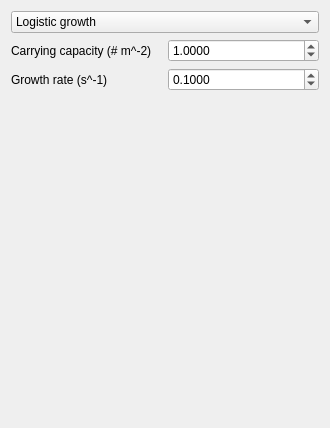
Above: Tools/ToolMutualismBreakdowner/qtseagrassgrowthfunctionwidget.ui from richelbilderbeek/ProjectRichelBilderbeek before the change. Below: the same form after it.
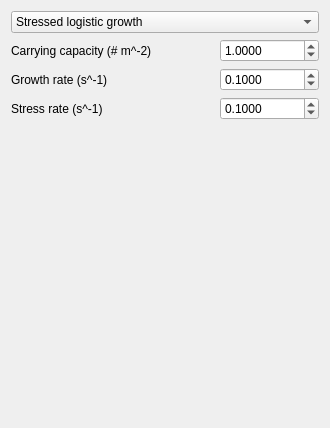
That is the form after the change. Icons and pictures are not drawn.

What changed in the file:
```diff
--- a/Tools/ToolMutualismBreakdowner/qtseagrassgrowthfunctionwidget.ui
+++ b/Tools/ToolMutualismBreakdowner/qtseagrassgrowthfunctionwidget.ui
@@ -14,59 +14,7 @@
    <string>Form</string>
   </property>
   <layout class="QGridLayout" name="gridLayout">
-   <item row="0" column="0" colspan="2">
-    <widget class="QComboBox" name="box_seagrass_growth_type">
-     <item>
-      <property name="text">
-       <string>Logistic growth</string>
-      </property>
-     </item>
-    </widget>
-   </item>
-   <item row="1" column="0">
-    <widget class="QLabel" name="label_seagrass_carrying_capacity">
-     <property name="text">
-      <string>Carrying capacity (# m^-2)</string>
-     </property>
-    </widget>
-   </item>
-   <item row="1" column="1">
-    <widget class="QDoubleSpinBox" name="box_seagrass_carrying_capacity">
-     <property name="decimals">
-      <number>4</number>
-     </property>
-     <property name="maximum">
-      <double>1000000.000000000000000</double>
-     </property>
-     <property name="value">
-      <double>1.000000000000000</double>
-     </property>
-    </widget>
-   </item>
-   <item row="2" column="0">
-    <widget class="QLabel" name="label_seagrass_growth_rate">
-     <property name="text">
-      <string>Growth rate (s^-1)</string>
-     </property>
-    </widget>
-   </item>
-   <item row="2" column="1">
-    <widget class="QDoubleSpinBox" name="box_seagrass_growth_rate">
-     <property name="decimals">
-      <number>4</number>
-     </property>
-     <property name="maximum">
-      <double>100.000000000000000</double>
-     </property>
-     <property name="singleStep">
-      <double>0.100000000000000</double>
-     </property>
-     <property name="value">
-      <double>0.100000000000000</double>
-     </property>
-    </widget>
-   </item>
-   <item row="3" column="0">
+   <item row="4" column="0" rowspan="2" colspan="2">
     <spacer name="spacer">
      <property name="orientation">
       <enum>Qt::Vertical</enum>
@@ -79,7 +27,36 @@
      </property>
     </spacer>
    </item>
-   <item row="4" column="0" colspan="2">
+   <item row="1" column="2">
+    <widget class="QDoubleSpinBox" name="box_seagrass_carrying_capacity">
+     <property name="decimals">
+      <number>4</number>
+     </property>
+     <property name="maximum">
+      <double>1000000.000000000000000</double>
+     </property>
+     <property name="value">
+      <double>1.000000000000000</double>
+     </property>
+    </widget>
+   </item>
+   <item row="2" column="2">
+    <widget class="QDoubleSpinBox" name="box_seagrass_growth_rate">
+     <property name="decimals">
+      <number>4</number>
+     </property>
+     <property name="maximum">
+      <double>100.000000000000000</double>
+     </property>
+     <property name="singleStep">
+      <double>0.100000000000000</double>
+     </property>
+     <property name="value">
+      <double>0.100000000000000</double>
+     </property>
+    </widget>
+   </item>
+   <item row="6" column="0" colspan="3">
     <widget class="QLabel" name="image_seagrass_growth">
      <property name="text">
       <string/>
@@ -92,6 +69,52 @@
      </property>
     </widget>
    </item>
+   <item row="1" column="0" colspan="2">
+    <widget class="QLabel" name="label_seagrass_carrying_capacity">
+     <property name="text">
+      <string>Carrying capacity (# m^-2)</string>
+     </property>
+    </widget>
+   </item>
+   <item row="2" column="0" colspan="2">
+    <widget class="QLabel" name="label_seagrass_growth_rate">
+     <property name="text">
+      <string>Growth rate (s^-1)</string>
+     </property>
+    </widget>
+   </item>
+   <item row="3" column="0">
+    <widget class="QLabel" name="label_seagrass_stress_rate">
+     <property name="text">
+      <string>Stress rate (s^-1)</string>
+     </property>
+    </widget>
+   </item>
+   <item row="3" column="2">
+    <widget class="QDoubleSpinBox" name="box_seagrass_stress_rate">
+     <property name="decimals">
+      <number>4</number>
+     </property>
+     <property name="maximum">
+      <double>100.000000000000000</double>
+     </property>
+     <property name="singleStep">
+      <double>0.100000000000000</double>
+     </property>
+     <property name="value">
+      <double>0.100000000000000</double>
+     </property>
+    </widget>
+   </item>
+   <item row="0" column="0" colspan="3">
+    <widget class="QComboBox" name="box_seagrass_growth_type">
+     <item>
+      <property name="text">
+       <string>Stressed logistic growth</string>
+      </property>
+     </item>
+    </widget>
+   </item>
   </layout>
  </widget>
  <resources>
```
